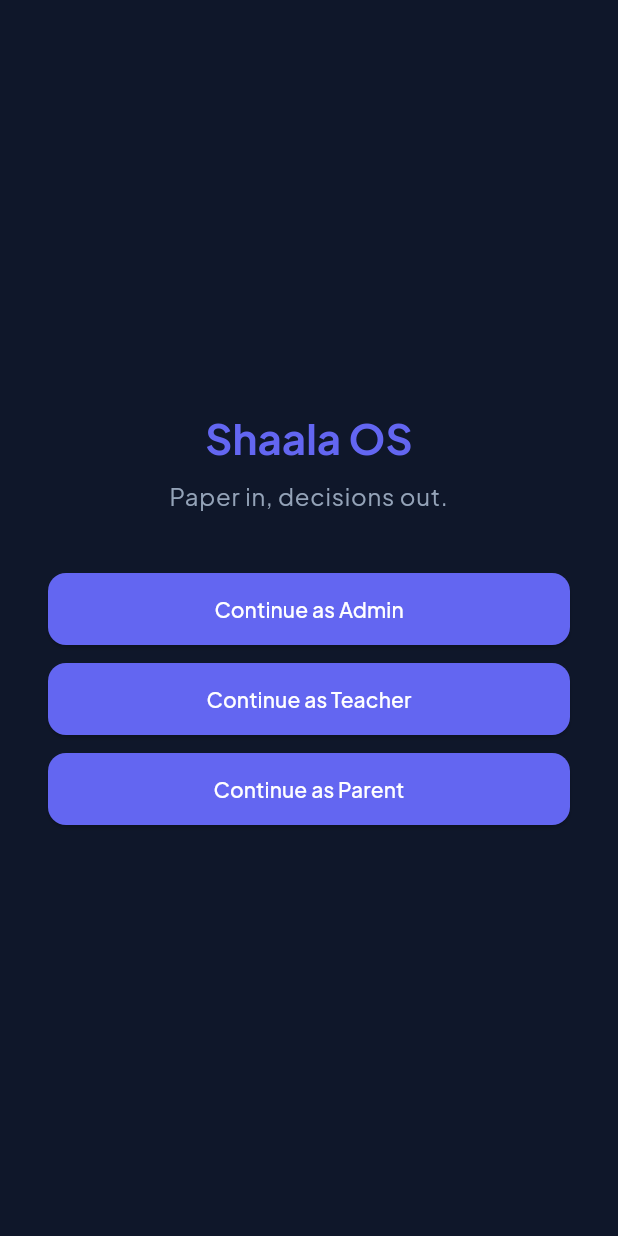
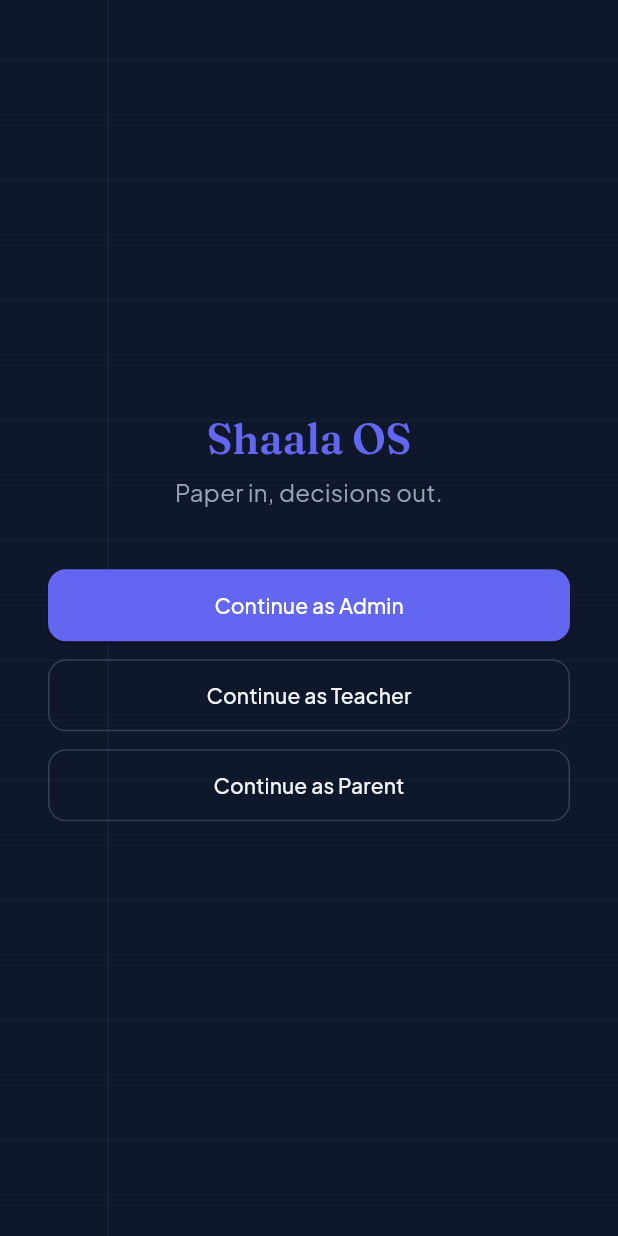
Before and after one commit to arunishrajput/shaala-os, a Flutter app: the screen it shows after launch, on a phone screen of 412 x 824 dp. Run offline on Flutter 3.47's test engine with Material 3 defaults, Android fonts, the phone set to English and light mode, and no system bars; our stand-ins replace dio, file_picker, fl_chart, flutter_riverpod, freezed_annotation, go_router and 2 more; missing offline and left inert: mobile_scanner; generated files the repository leaves out were written again.

Commit message:
phase-6: give the product a real visual identity — Fraunces headlines, redesigned login
The dark-slate-plus-indigo look was solid but generic -- indistinguishable
from any other admin dashboard, and said nothing about what this product
actually is. Added Fraunces (a serif with real character, verified against
the installed google_fonts 6.3.3 source) to the theme's display/headline
slots only -- every screen title and big number across the whole app picks
it up automatically through Theme.of(context).textTheme, with zero
per-screen changes and zero risk to the widget trees Phase 5 just verified.
Plus Jakarta Sans stays for body text and dense UI chrome where legibility
matters more than character.

The login screen -- the barest screen in the app and the first thing any
judge sees -- gets the concentrated treatment: a faint ruled-paper texture
(horizontal rules plus a margin line, literally the material this product's
whole thesis is about digitizing), the new serif wordmark, a clear primary
action instead of three identical bars, and one restrained fade-up entrance
instead of scattered effects. Verified live against a local instance across
Dashboard, Timetable, and Staffing -- the type pairing reads consistently
everywhere it lands.

```diff
--- a/apps/admin/lib/core/theme.dart
+++ b/apps/admin/lib/core/theme.dart
@@ -17,9 +17,26 @@ class AppColors {
 
 ThemeData buildAppTheme() {
   final base = ThemeData.dark(useMaterial3: true);
-  final textTheme = GoogleFonts.plusJakartaSansTextTheme(base.textTheme).apply(
+  final bodyTheme = GoogleFonts.plusJakartaSansTextTheme(base.textTheme).apply(
     bodyColor: AppColors.textPrimary,
     displayColor: AppColors.textPrimary,
+  );
+
+  // Fraunces carries the product's own thesis -- paper records becoming
+  // data -- into every screen title and headline number: a serif with the
+  // weight of an official register, set only where it can breathe (titles,
+  // big numbers), never in dense UI chrome or data tables where Plus
+  // Jakarta Sans's neutrality keeps things legible.
+  TextStyle display(TextStyle? s) =>
+      GoogleFonts.fraunces(textStyle: s, fontWeight: FontWeight.w600);
+
+  final textTheme = bodyTheme.copyWith(
+    displayLarge: display(bodyTheme.displayLarge),
+    displayMedium: display(bodyTheme.displayMedium),
+    displaySmall: display(bodyTheme.displaySmall),
+    headlineLarge: display(bodyTheme.headlineLarge),
+    headlineMedium: display(bodyTheme.headlineMedium),
+    headlineSmall: display(bodyTheme.headlineSmall),
   );
 
   return base.copyWith(
--- a/apps/admin/lib/features/auth/login_screen.dart
+++ b/apps/admin/lib/features/auth/login_screen.dart
@@ -12,11 +12,15 @@ class LoginScreen extends ConsumerWidget {
     final auth = ref.watch(authProvider);
 
     return Scaffold(
-      body: Center(
+      body: Stack(
+        children: [
+          const Positioned.fill(child: _RuledPaperBackground()),
+          Center(
             child: ConstrainedBox(
               constraints: const BoxConstraints(maxWidth: 420),
               child: Padding(
                 padding: const EdgeInsets.all(32),
+                child: _FadeInUp(
                   child: Column(
                     mainAxisSize: MainAxisSize.min,
                     crossAxisAlignment: CrossAxisAlignment.stretch,
@@ -24,17 +28,18 @@ class LoginScreen extends ConsumerWidget {
                       Text(
                         'Shaala OS',
                         textAlign: TextAlign.center,
-                  style: Theme.of(context).textTheme.headlineMedium?.copyWith(
-                    fontWeight: FontWeight.bold,
-                    color: AppColors.accent,
-                  ),
+                        style: Theme.of(context).textTheme.headlineMedium
+                            ?.copyWith(color: AppColors.accent, height: 1.1),
                       ),
                       const SizedBox(height: 8),
                       Text(
                         'Paper in, decisions out.',
                         textAlign: TextAlign.center,
-                  style: Theme.of(context).textTheme.bodyLarge?.copyWith(
+                        style: Theme.of(
+                          context,
+                        ).textTheme.bodyLarge?.copyWith(
                           color: AppColors.textSecondary,
+                          letterSpacing: 0.2,
                         ),
                       ),
                       const SizedBox(height: 40),
@@ -46,41 +51,135 @@ class LoginScreen extends ConsumerWidget {
                         ),
                         const SizedBox(height: 16),
                       ],
-                _DemoLoginButton(role: 'admin', label: 'Continue as Admin'),
+                      _DemoLoginButton(
+                        role: 'admin',
+                        label: 'Continue as Admin',
+                        primary: true,
+                      ),
                       const SizedBox(height: 12),
-                _DemoLoginButton(role: 'teacher', label: 'Continue as Teacher'),
+                      _DemoLoginButton(
+                        role: 'teacher',
+                        label: 'Continue as Teacher',
+                      ),
                       const SizedBox(height: 12),
-                _DemoLoginButton(role: 'parent', label: 'Continue as Parent'),
+                      _DemoLoginButton(
+                        role: 'parent',
+                        label: 'Continue as Parent',
+                      ),
                     ],
                   ),
                 ),
               ),
             ),
+          ),
+        ],
+      ),
     );
   }
 }
 
+/// A single restrained entrance: fade + a short rise. One orchestrated
+/// moment reads as intentional; several scattered animated bits would read
+/// as noise on a screen this quiet.
+class _FadeInUp extends StatelessWidget {
+  const _FadeInUp({required this.child});
+  final Widget child;
+
+  @override
+  Widget build(BuildContext context) {
+    return TweenAnimationBuilder<double>(
+      tween: Tween(begin: 0, end: 1),
+      duration: const Duration(milliseconds: 500),
+      curve: Curves.easeOutCubic,
+      builder: (context, t, child) => Opacity(
+        opacity: t,
+        child: Transform.translate(offset: Offset(0, (1 - t) * 16), child: child),
+      ),
+      child: child,
+    );
+  }
+}
+
+/// A faint register-paper texture -- horizontal rules plus a single margin
+/// line, the specific material this product's whole thesis is about
+/// digitizing. Deliberately quiet: this is texture, not a pattern anyone
+/// should consciously notice.
+class _RuledPaperBackground extends StatelessWidget {
+  const _RuledPaperBackground();
+
+  @override
+  Widget build(BuildContext context) {
+    return CustomPaint(painter: _RuledPaperPainter());
+  }
+}
+
+class _RuledPaperPainter extends CustomPainter {
+  static const _lineSpacing = 40.0;
+  static const _marginInset = 72.0;
+
+  @override
+  void paint(Canvas canvas, Size size) {
+    final rulePaint = Paint()
+      ..color = AppColors.slateLight.withValues(alpha: 0.18)
+      ..strokeWidth = 1;
+    for (var y = _lineSpacing; y < size.height; y += _lineSpacing) {
+      canvas.drawLine(Offset(0, y), Offset(size.width, y), rulePaint);
+    }
+
+    if (size.width > _marginInset + 40) {
+      final marginPaint = Paint()
+        ..color = AppColors.accent.withValues(alpha: 0.12)
+        ..strokeWidth = 1;
+      canvas.drawLine(
+        Offset(_marginInset, 0),
+        Offset(_marginInset, size.height),
+        marginPaint,
+      );
+    }
+  }
+
+  @override
+  bool shouldRepaint(covariant _RuledPaperPainter oldDelegate) => false;
+}
+
 class _DemoLoginButton extends ConsumerWidget {
-  const _DemoLoginButton({required this.role, required this.label});
+  const _DemoLoginButton({
+    required this.role,
+    required this.label,
+    this.primary = false,
+  });
 
   final String role;
   final String label;
+  final bool primary;
 
   @override
   Widget build(BuildContext context, WidgetRef ref) {
     final auth = ref.watch(authProvider);
     final thisButtonLoading = auth.loadingRole == role;
-    return ElevatedButton(
-      onPressed: auth.loading
+    final onPressed = auth.loading
         ? null
-          : () => ref.read(authProvider.notifier).demoLogin(role),
-      child: thisButtonLoading
+        : () => ref.read(authProvider.notifier).demoLogin(role);
+    final child = thisButtonLoading
         ? const SizedBox(
             width: 18,
             height: 18,
             child: CircularProgressIndicator(strokeWidth: 2),
           )
-          : Text(label),
+        : Text(label);
+
+    if (primary) {
+      return ElevatedButton(onPressed: onPressed, child: child);
+    }
+    return OutlinedButton(
+      onPressed: onPressed,
+      style: OutlinedButton.styleFrom(
+        foregroundColor: AppColors.textPrimary,
+        side: const BorderSide(color: AppColors.slateLight),
+        padding: const EdgeInsets.symmetric(horizontal: 20, vertical: 14),
+        shape: RoundedRectangleBorder(borderRadius: BorderRadius.circular(12)),
+      ),
+      child: child,
     );
   }
 }
```
Lines whose indentation alone changed are shown as unchanged.
